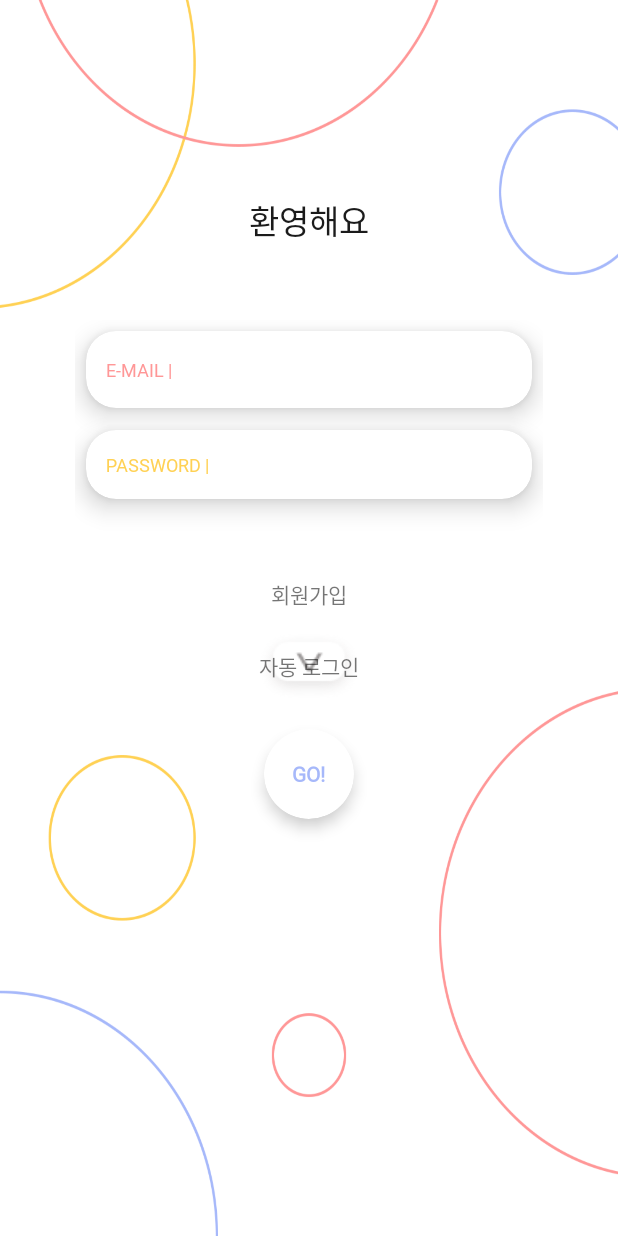
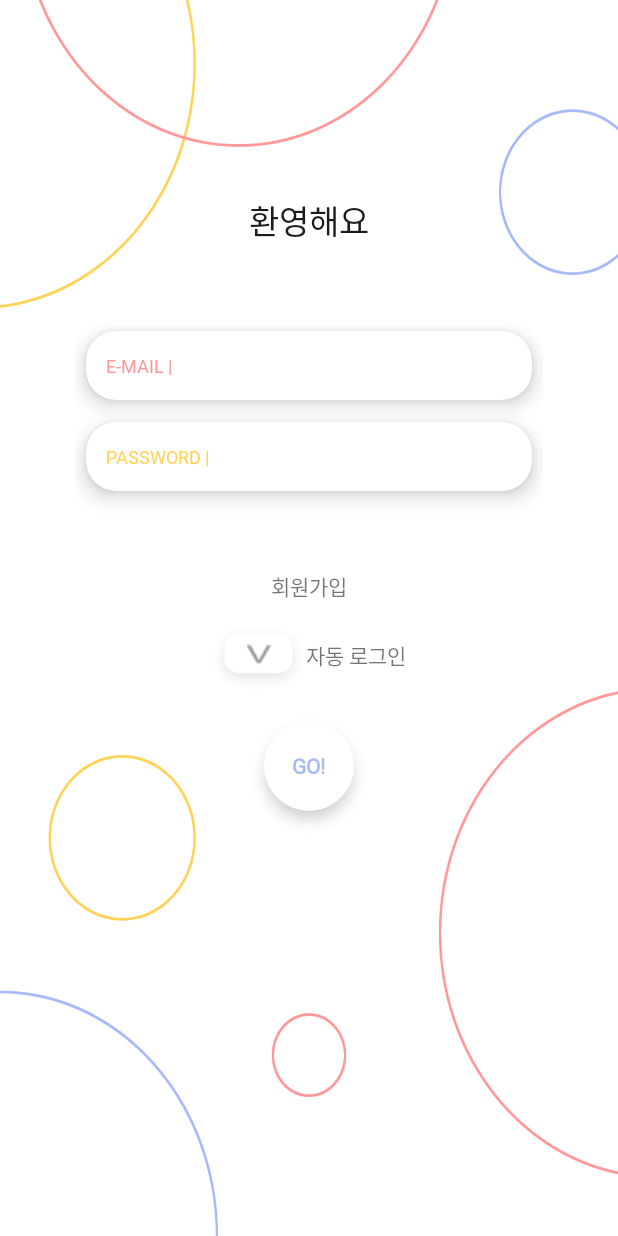
Before and after one commit to magam-sigan-neomgin/SunrinHackathon5th, an Android app: the screen it shows after launch (LoginActivity), on a phone screen of 412 x 824 dp. Run offline under Robolectric (Android 15) with nearby library versions, the phone set to English and light mode, and no system bars; our stand-ins replace Timber; 2 statements that could not run were skipped.

Commit message:
login & register complete 2

```diff
--- a/app/src/main/res/layout/activity_login.xml
+++ b/app/src/main/res/layout/activity_login.xml
@@ -42,12 +42,12 @@
                 android:layout_width="match_parent"
                 app:cardCornerRadius="20dp"
                 android:layout_margin="7dp"
-                app:cardElevation="10dp"
+                app:cardElevation="8dp"
                 android:layout_height="wrap_content">
 
             <RelativeLayout
                     android:layout_margin="5dp"
-                    android:layout_width="match_parent" android:layout_height="wrap_content"
+                    android:layout_width="match_parent" android:layout_height="35dp"
                     android:padding="8dp">
 
                 <TextView android:layout_width="wrap_content" android:layout_height="wrap_content"
@@ -65,6 +65,7 @@
                         android:layout_height="wrap_content"
                         android:layout_centerVertical="true"
                         android:fontFamily="@font/nanum_square_r"
+                        android:textSize="12sp"
                         android:background="@null"
                         android:layout_marginLeft="5dp"
                         android:inputType="textEmailAddress"
@@ -78,13 +79,13 @@
         <androidx.cardview.widget.CardView
                 android:layout_width="match_parent"
                 app:cardCornerRadius="20dp"
-                app:cardElevation="10dp"
+                app:cardElevation="8dp"
                 android:layout_margin="7dp"
                 android:layout_height="wrap_content">
 
             <RelativeLayout
                     android:layout_margin="5dp"
-                    android:layout_width="match_parent" android:layout_height="wrap_content"
+                    android:layout_width="match_parent" android:layout_height="35dp"
                     android:padding="8dp">
 
                 <TextView android:layout_width="wrap_content" android:layout_height="wrap_content"
@@ -130,15 +131,27 @@
                 android:layout_marginTop="40dp"
                 android:text="@string/action_sign_up"/>
 
+        <LinearLayout android:layout_width="match_parent" android:layout_height="wrap_content"
+                      android:orientation="horizontal"
+                      android:gravity="center_horizontal">
+
             <CheckBox android:layout_width="wrap_content" android:layout_height="wrap_content"
                       android:id="@+id/autoLogin"
                       android:textSize="14sp"
                       android:layout_gravity="center_horizontal"
                       android:fontFamily="@font/nanum_square_r"
                       android:background="@drawable/auto_login_check_box"
-                  android:button="@null"
+                      android:button="@null"/>
+
+            <TextView
+                    android:layout_width="wrap_content" android:layout_height="wrap_content"
                     style="?android:textAppearanceSmall"
-                  android:text="자동 로그인"/>
+                    android:text="자동 로그인"
+                    android:layout_gravity="center_vertical"
+            android:paddingBottom="3dp"/>
+
+        </LinearLayout>
+
 
         <androidx.cardview.widget.CardView android:layout_width="60dp"
                                            app:cardCornerRadius="30dp"
--- a/app/src/main/res/layout/activity_register.xml
+++ b/app/src/main/res/layout/activity_register.xml
@@ -198,10 +198,8 @@
                 android:text="회원가입"
                 android:textColor="#a8a8a8"
                 android:fontFamily="@font/nanum_square_eb"
-            android:textSize="15sp"
-        />
+                android:textSize="15sp" />
 
     </androidx.cardview.widget.CardView>
 
-
 </LinearLayout>
--- a/app/src/main/res/values/strings.xml
+++ b/app/src/main/res/values/strings.xml
@@ -1,6 +1,6 @@
 <resources>
     <string name="app_name">SunrinHackathon5th</string>
-    <string name="title_activity_login">Sign in</string>
+    <string name="title_activity_login">괜찮아, 잘 될거야</string>
 
 
     <!-- Strings related to login -->
```
Lines whose indentation alone changed are shown as unchanged.
